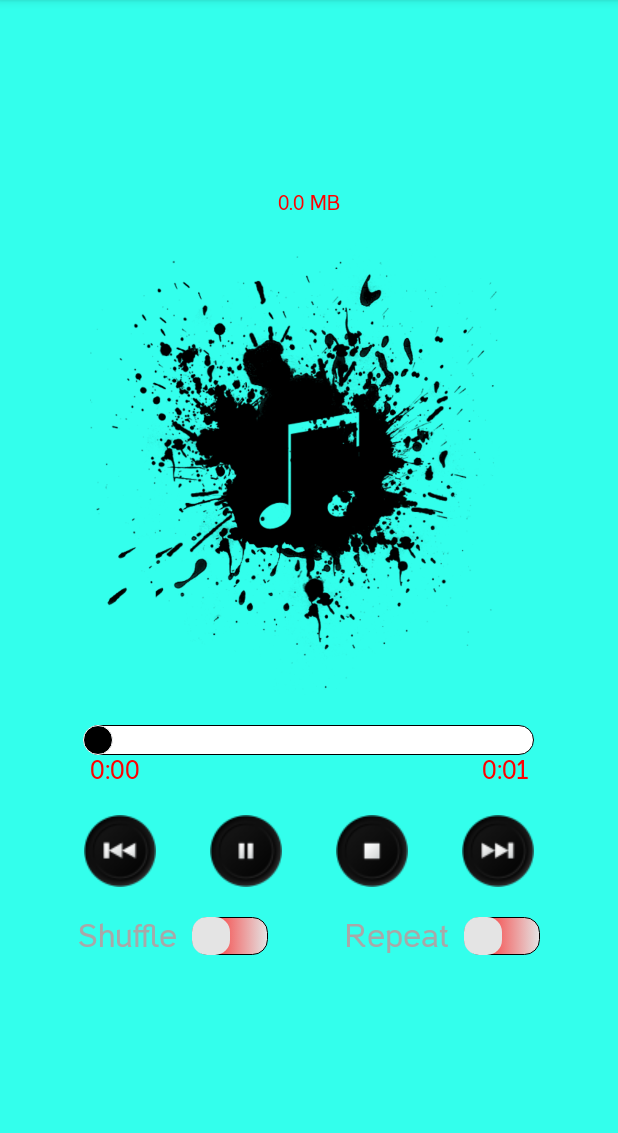
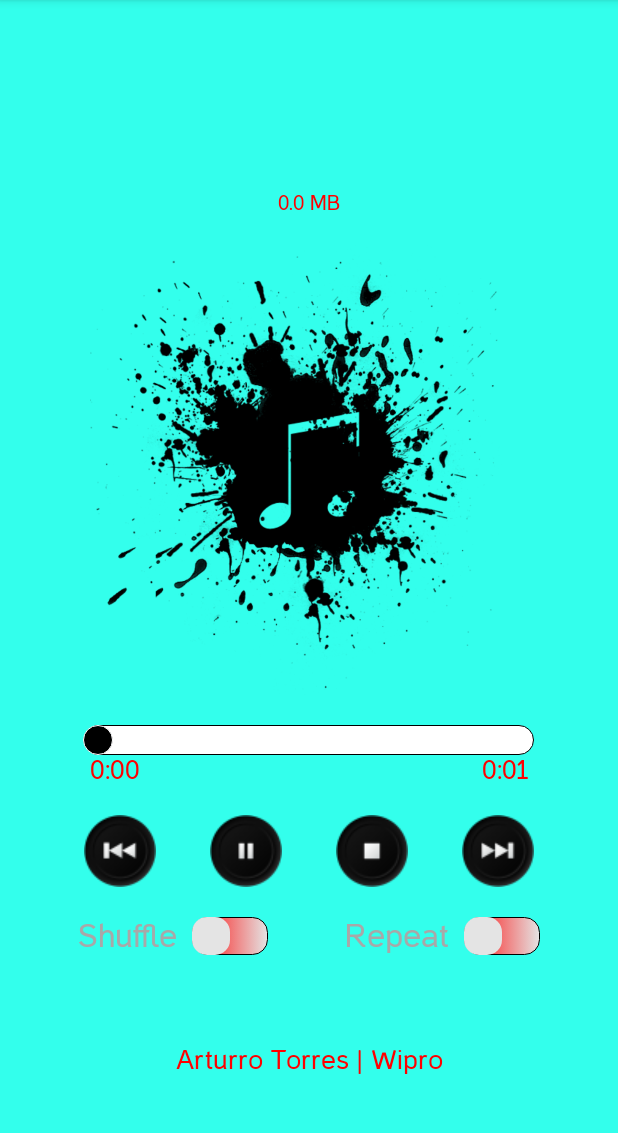
Before and after one commit to Torres1982/Wipro_Music_Player, an Android app: the MusicPlayer screen opened directly, with no data from a screen before it, on a phone screen of 412 x 824 dp, the part 84-1217 px from its top. Run offline under Robolectric (Android 15) with nearby library versions, the phone set to English and light mode, and no system bars; 8 statements that could not run were skipped.

Commit message:
New animated Text View for the footer added.

```diff
--- a/app/src/main/java/com/wipro/wipro_music_player/MusicPlayer.java
+++ b/app/src/main/java/com/wipro/wipro_music_player/MusicPlayer.java
@@ -43,7 +43,7 @@ import java.util.Arrays;
 import java.util.List;
 
 public class MusicPlayer extends AppCompatActivity {
-    private TextView songTitle, songArtist, songSize, songLength, songTimeElapsed;
+    private TextView songTitle, songArtist, songSize, songLength, songTimeElapsed, footer;
     private ImageButton playSong, stopSong, nextSong, previousSong;
     private SeekBar seekBar;
     private Switch shuffleSongsSwitch, repeatSongSwitch;
@@ -96,6 +96,7 @@ public class MusicPlayer extends AppCompatActivity {
         songSize = findViewById(R.id.music_size);
         songLength = findViewById(R.id.music_length);
         songTimeElapsed = findViewById(R.id.time_elapsed);
+        footer = findViewById(R.id.footer_text);
         playSong = findViewById(R.id.button_play);
         stopSong = findViewById(R.id.button_stop);
         nextSong = findViewById(R.id.button_next);
@@ -134,6 +135,9 @@ public class MusicPlayer extends AppCompatActivity {
         listOfNotificationPendingIntents = new ArrayList<>();
         listOfNotificationActionBuilders = new ArrayList<>();
 
+        Animation animation = AnimationUtils.loadAnimation(getApplicationContext(), R.anim.translate);
+        footer.startAnimation(animation);
+
         updateViewDetails(artist, title, size, length);
         setSeekBarListener();
         setPlaySongListener();
@@ -152,7 +156,6 @@ public class MusicPlayer extends AppCompatActivity {
     public boolean onCreateOptionsMenu(Menu menu) {
         MenuInflater menuInflater = getMenuInflater();
         menuInflater.inflate(R.menu.menu, menu);
-        //MenuCompat.setGroupDividerEnabled(menu, true);
         super.onCreateOptionsMenu(menu);
         return true;
     }
@@ -199,7 +202,7 @@ public class MusicPlayer extends AppCompatActivity {
 
     // Control the Colours for the Text Views
     private void setColourForTextViews(int textColour) {
-        ArrayList<TextView> listOfTextViews = new ArrayList<>(Arrays.asList(songArtist, songTitle, songSize, songLength, songTimeElapsed));
+        ArrayList<TextView> listOfTextViews = new ArrayList<>(Arrays.asList(songArtist, songTitle, songSize, songLength, songTimeElapsed, footer));
 
         for (TextView textView: listOfTextViews) {
             textView.setTextColor(ContextCompat.getColor(this, textColour));
--- /dev/null
+++ b/app/src/main/res/anim/translate.xml
@@ -0,0 +1,9 @@
+<?xml version="1.0" encoding="utf-8"?>
+<translate
+    xmlns:android="http://schemas.android.com/apk/res/android"
+    android:fromXDelta="-100%p"
+    android:toXDelta="100%p"
+    android:duration="1000"
+    android:fillBefore="true"
+    android:repeatCount="1"
+    android:repeatMode="reverse" />
--- a/app/src/main/res/layout/music_player.xml
+++ b/app/src/main/res/layout/music_player.xml
@@ -187,4 +187,17 @@
         app:layout_constraintStart_toEndOf="@id/switch_shuffle"
         app:layout_constraintEnd_toEndOf="parent"
         app:layout_constraintTop_toBottomOf="@id/button_previous" />
+
+    <TextView
+        android:id="@+id/footer_text"
+        android:layout_width="match_parent"
+        android:layout_height="wrap_content"
+        android:gravity="center_horizontal"
+        android:text="@string/footer_text"
+        android:textSize="@dimen/text_eighteen"
+        android:textColor="@color/red"
+        android:layout_marginTop="@dimen/margin_sixty"
+        app:layout_constraintEnd_toStartOf="parent"
+        app:layout_constraintStart_toStartOf="parent"
+        app:layout_constraintTop_toBottomOf="@id/switch_repeat" />
 </android.support.constraint.ConstraintLayout>
--- a/app/src/main/res/values/strings.xml
+++ b/app/src/main/res/values/strings.xml
@@ -11,4 +11,5 @@
     <string name="item_tags">Update Tags</string>
     <string name="item_favourites">Add to Favourites</string>
     <string name="item_about">About</string>
+    <string name="footer_text">Arturro Torres | Wipro</string>
 </resources>
```
